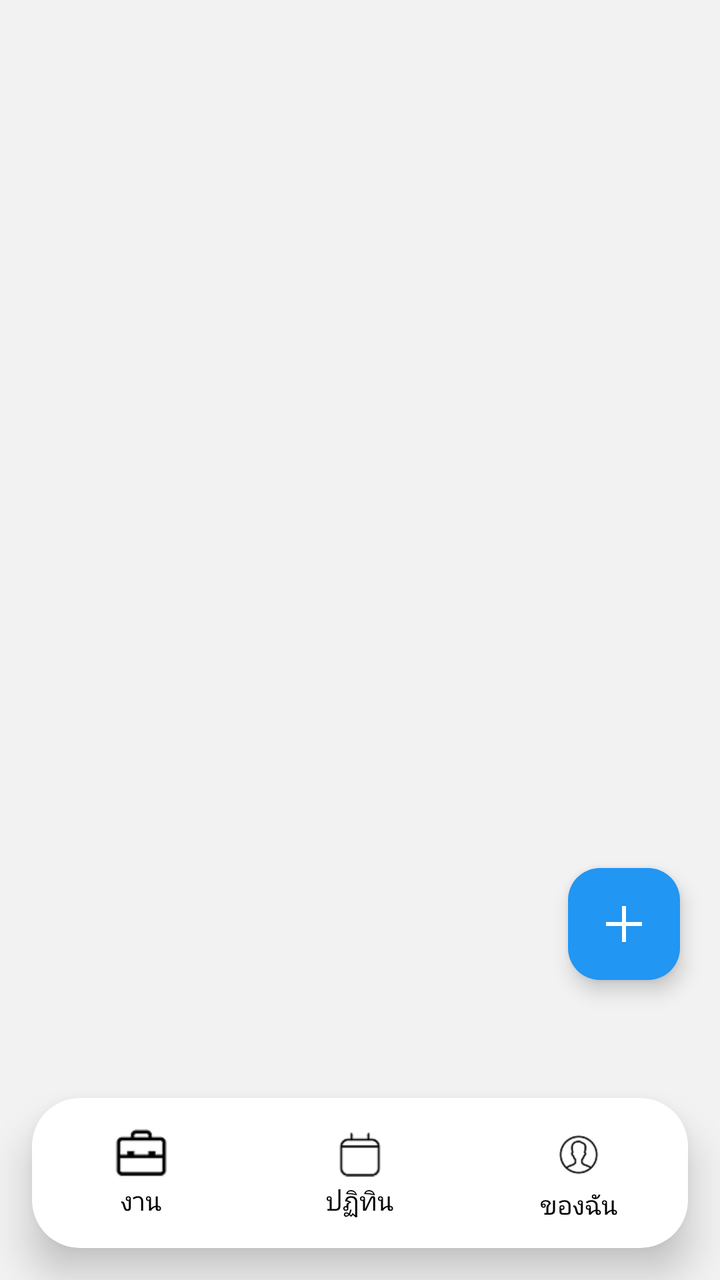
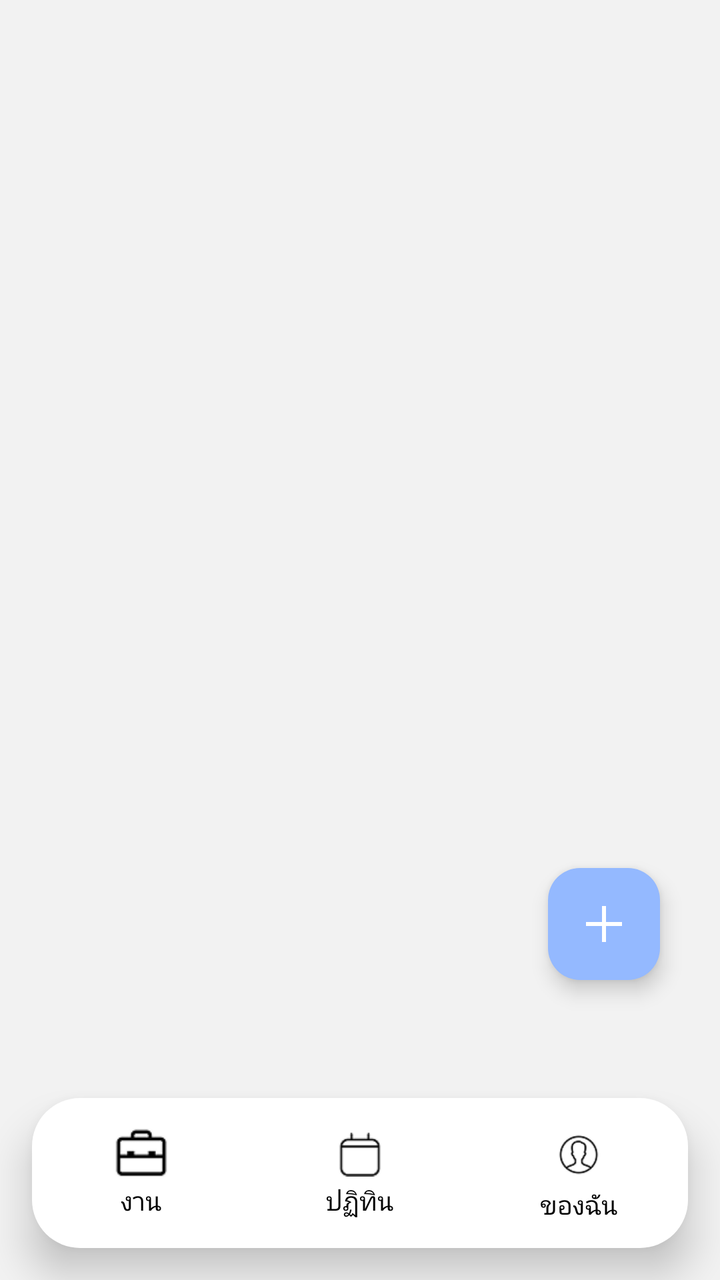

Screens rendered from an Android XML layout before and after an edit, with the pre-edit source and the edit as a unified diff.
<!-- AndroidManifest.xml: application theme Theme.Project -->
<!-- res/layout/activity_calender.xml -->
<?xml version="1.0" encoding="utf-8"?>
<androidx.constraintlayout.widget.ConstraintLayout xmlns:android="http://schemas.android.com/apk/res/android"
    xmlns:app="http://schemas.android.com/apk/res-auto"
    xmlns:tools="http://schemas.android.com/tools"
    android:id="@+id/main"
    android:layout_width="match_parent"
    android:layout_height="match_parent"
    android:background="#f2f2f2"
    tools:context=".CalenderActivity">

    <com.google.android.material.floatingactionbutton.FloatingActionButton
        android:id="@+id/fab_add"
        android:layout_width="wrap_content"
        android:layout_height="wrap_content"
        android:layout_marginEnd="20dp"
        android:layout_marginBottom="150dp"
        android:contentDescription="เพิ่มงาน"
        android:src="@drawable/ic_add"
        app:backgroundTint="#2196F3"
        app:tint="@android:color/white"

        app:layout_constraintEnd_toEndOf="parent"
        app:layout_constraintBottom_toBottomOf="parent"/>

    <include
        android:id="@+id/bottomBar"
        layout="@layout/view_bottom_bar"
        android:layout_width="0dp"
        android:layout_height="wrap_content"
        app:layout_constraintBottom_toBottomOf="parent"
        app:layout_constraintEnd_toEndOf="parent"
        app:layout_constraintStart_toStartOf="parent" />

</androidx.constraintlayout.widget.ConstraintLayout>
<!-- res/layout/view_bottom_bar.xml (included above) -->
<?xml version="1.0" encoding="utf-8"?>
<merge xmlns:android="http://schemas.android.com/apk/res/android"
    xmlns:app="http://schemas.android.com/apk/res-auto">

    <androidx.constraintlayout.widget.ConstraintLayout
        android:layout_width="match_parent"
        android:layout_height="match_parent">

        <LinearLayout
            android:layout_width="0dp"
            android:layout_height="75dp"
            android:layout_marginStart="16dp"
            android:layout_marginEnd="16dp"
            android:layout_marginBottom="16dp"
            android:orientation="vertical"
            android:background="@drawable/bg_bottom_menu"
            android:elevation="12dp"

            app:layout_constraintStart_toStartOf="parent"
            app:layout_constraintEnd_toEndOf="parent"
            app:layout_constraintBottom_toBottomOf="parent">

            
            <LinearLayout
                android:layout_width="match_parent"
                android:layout_height="match_parent"
                android:gravity="center"
                android:orientation="horizontal">

                
                <LinearLayout
                    android:id="@+id/menu_tasks"
                    android:layout_width="0dp"
                    android:layout_height="match_parent"
                    android:layout_weight="1"
                    android:background="?attr/selectableItemBackground"
                    android:clickable="true"
                    android:focusable="true"
                    android:gravity="center"
                    android:orientation="vertical">

                    <ImageView
                        android:layout_width="28dp"
                        android:layout_height="28dp"
                        android:src="@drawable/ic_menu_agenda" />

                    <TextView
                        android:layout_width="wrap_content"
                        android:layout_height="wrap_content"
                        android:text="งาน"
                        android:textSize="13sp"
                        android:textColor="#000000"/>
                </LinearLayout>

                
                <LinearLayout
                    android:id="@+id/menu_calendar"
                    android:layout_width="0dp"
                    android:layout_height="match_parent"
                    android:layout_weight="1"
                    android:background="?attr/selectableItemBackground"
                    android:clickable="true"
                    android:focusable="true"
                    android:gravity="center"
                    android:orientation="vertical">

                    <ImageView
                        android:layout_width="28dp"
                        android:layout_height="28dp"
                        android:src="@drawable/ic_menu_my_calendar" />

                    <TextView
                        android:layout_width="wrap_content"
                        android:layout_height="wrap_content"
                        android:text="ปฏิทิน"
                        android:textSize="13sp"
                        android:textColor="#000000"/>
                </LinearLayout>

                
                <LinearLayout
                    android:id="@+id/menu_profile"
                    android:layout_width="0dp"
                    android:layout_height="match_parent"
                    android:layout_weight="1"
                    android:background="?attr/selectableItemBackground"
                    android:clickable="true"
                    android:focusable="true"
                    android:gravity="center"
                    android:orientation="vertical">

                    <ImageView
                        android:layout_width="32dp"
                        android:layout_height="32dp"
                        android:src="@drawable/ic_menu_profile" />

                    <TextView
                        android:layout_width="wrap_content"
                        android:layout_height="wrap_content"
                        android:text="ของฉัน"
                        android:textSize="13sp"
                        android:textColor="#000000"/>
                </LinearLayout>

            </LinearLayout>

        </LinearLayout>

    </androidx.constraintlayout.widget.ConstraintLayout>

</merge>
<!-- resources referenced by this layout -->
<resources>
  <!-- drawable bg_bottom_menu (drawable) -->
  <?xml version="1.0" encoding="utf-8"?>
  <shape xmlns:android="http://schemas.android.com/apk/res/android">
  
      <solid android:color="#FFFFFF"/>
  
      
      <corners android:radius="24dp"/>
  
  </shape>
  <!-- drawable ic_add (drawable) -->
  <vector xmlns:android="http://schemas.android.com/apk/res/android" android:height="24dp" android:tint="#94B9FF" android:viewportHeight="960" android:viewportWidth="960" android:width="24dp">
        
      <path android:fillColor="@android:color/white" android:pathData="M440,840L440,520L120,520L120,440L440,440L440,120L520,120L520,440L840,440L840,520L520,520L520,840L440,840Z"/>
      
  </vector>
  <!-- drawable ic_menu_agenda: png bitmap (drawable, 784 bytes) -->
  <!-- drawable ic_menu_my_calendar: png bitmap (drawable, 614 bytes) -->
  <!-- drawable ic_menu_profile: png bitmap (drawable, 1424 bytes) -->
  <style name="Theme.Project" parent="Base.Theme.Project" />
  <style name="Base.Theme.Project" parent="Theme.Material3.DayNight.NoActionBar">
          
          
      </style>
</resources>

<!-- the commit's change to res/layout/activity_calender.xml (unified diff, before → after) -->
@@ -12,15 +12,15 @@
         android:id="@+id/fab_add"
         android:layout_width="wrap_content"
         android:layout_height="wrap_content"
-        android:layout_marginEnd="20dp"
+        android:layout_marginEnd="30dp"
         android:layout_marginBottom="150dp"
         android:contentDescription="เพิ่มงาน"
         android:src="@drawable/ic_add"
-        app:backgroundTint="#2196F3"
-        app:tint="@android:color/white"
+        app:backgroundTint="#94b9ff"
+        app:layout_constraintBottom_toBottomOf="parent"
 
         app:layout_constraintEnd_toEndOf="parent"
-        app:layout_constraintBottom_toBottomOf="parent"/>
+        app:tint="@android:color/white" />
 
     <include
         android:id="@+id/bottomBar"
